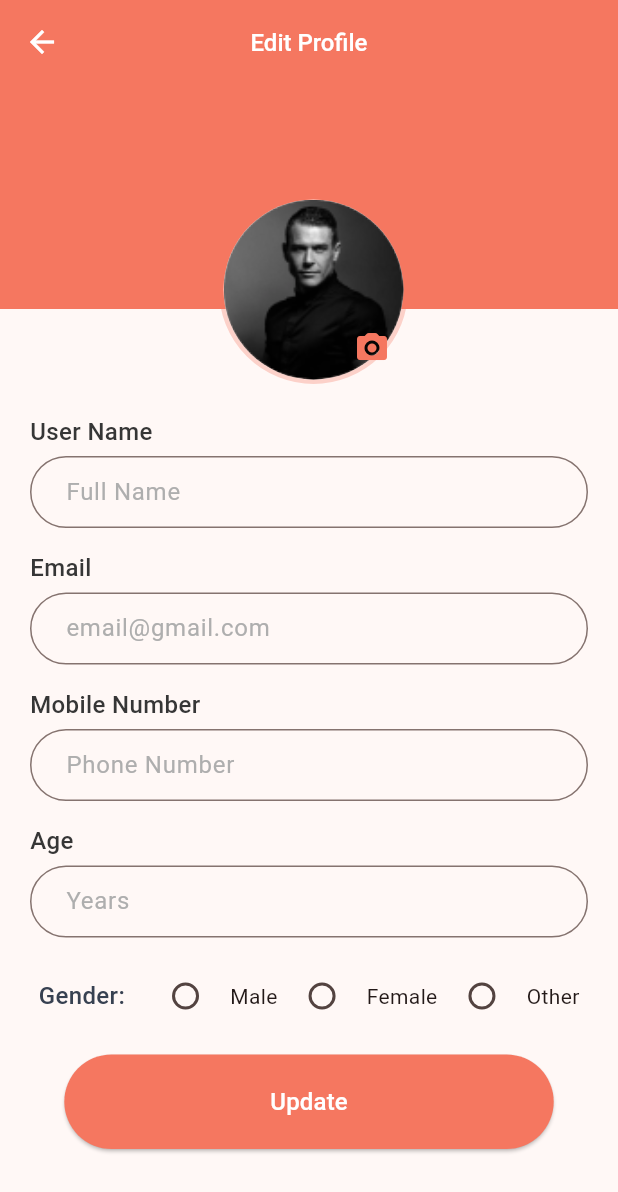
After one commit to ammardev99/Poem_Generator, a Flutter app: the EditProfile screen opened directly, on a phone screen of 412 x 824 dp. The commit adds this screen. Shown: the top 1192 px of the screen. Run offline on Flutter 3.47's test engine with Material 3 defaults, Android fonts, the phone set to English and light mode, and no system bars; our stand-ins replace awesome_bottom_bar, flutter_svg, get.

Commit message:
Edit Profile

```diff
--- a/lib/Screens/genrate.dart
+++ b/lib/Screens/genrate.dart
@@ -47,11 +47,12 @@ class _GenratePoemState extends State<GenratePoem> {
                       ElevatedButton(
                         onPressed: () {},
                         style: ButtonStyle(
-                          backgroundColor:
-                              MaterialStatePropertyAll(whiteColor),
-                          padding: const MaterialStatePropertyAll(
+                          backgroundColor: MaterialStatePropertyAll(whiteColor),
+                          padding: MaterialStatePropertyAll(
                               EdgeInsets.symmetric(
-                                  horizontal: 125, vertical: 20)),
+                                  horizontal:
+                                      MediaQuery.of(context).size.width / 3,
+                                  vertical: 20)),
                         ),
                         child: myHeading("Generate", secondaryColor),
                       ),
@@ -76,12 +77,10 @@ class _GenratePoemState extends State<GenratePoem> {
 
   Row selectLength() {
     return Row(
+      mainAxisAlignment: MainAxisAlignment.spaceEvenly,
       children: [
         myHeading("Length:", whiteColor),
-        sizeBox(10),
-        Expanded(
-          child: Row(
-            children: [
+        sizeBox(5),
         Radio(
           activeColor: whiteColor,
           splashRadius: 0,
@@ -94,7 +93,6 @@ class _GenratePoemState extends State<GenratePoem> {
           },
         ),
         const Text('Regular'),
-              sizeBox(10),
         Radio(
           activeColor: whiteColor,
           splashRadius: 0,
@@ -107,7 +105,6 @@ class _GenratePoemState extends State<GenratePoem> {
           },
         ),
         const Text('Medium'),
-              sizeBox(10),
         Radio(
           activeColor: whiteColor,
           splashRadius: 0,
@@ -120,9 +117,6 @@ class _GenratePoemState extends State<GenratePoem> {
           },
         ),
         const Text('Long'),
-            ],
-          ),
-        ),
       ],
     );
   }
--- /dev/null
+++ b/lib/Screens/ineer screens/profile_edit.dart
@@ -0,0 +1,176 @@
+import 'package:flutter/material.dart';
+import 'package:poem_generator/components/assets.dart';
+import 'package:poem_generator/components/widgets.dart';
+
+class EditProfile extends StatefulWidget {
+  const EditProfile({super.key});
+
+  @override
+  State<EditProfile> createState() => _EditProfileState();
+}
+
+class _EditProfileState extends State<EditProfile> {
+  String gender = "";
+
+  @override
+  Widget build(BuildContext context) {
+    return Scaffold(
+        appBar: AppBar(
+          leading: BackButton(
+            color: whiteColor,
+          ),
+          backgroundColor: primaryColor,
+          centerTitle: true,
+          title: myHeading("Edit Profile", whiteColor),
+        ),
+        body: SingleChildScrollView(
+          scrollDirection: Axis.vertical,
+          child: Column(
+            crossAxisAlignment: CrossAxisAlignment.start,
+            children: [
+              profileImage(context),
+              Padding(
+                padding: const EdgeInsets.all(20),
+                child: Column(
+                  crossAxisAlignment: CrossAxisAlignment.start,
+                  children: [
+                    myHeading('User Name'),
+                    sizeBox(5),
+                    TextField(decoration: editProfileinputStyle("Full Name")),
+                    sizeBox(15),
+                    myHeading('Email'),
+                    sizeBox(5),
+                    TextField(
+                        decoration: editProfileinputStyle("email@gmail.com")),
+                    sizeBox(15),
+                    myHeading('Mobile Number'),
+                    sizeBox(5),
+                    TextField(
+                        decoration: editProfileinputStyle("Phone Number")),
+                    sizeBox(15),
+                    myHeading('Age'),
+                    sizeBox(5),
+                    TextField(decoration: editProfileinputStyle("Years")),
+                    sizeBox(15),
+                    selectLength(),
+                    sizeBox(15),
+                    Row(
+                      mainAxisAlignment: MainAxisAlignment.center,
+                      children: [
+                        ElevatedButton(
+                          onPressed: () {},
+                          style: ButtonStyle(
+                            backgroundColor:
+                                MaterialStatePropertyAll(primaryColor),
+                            padding: MaterialStatePropertyAll(
+                                EdgeInsets.symmetric(
+                                    horizontal:
+                                        MediaQuery.of(context).size.width / 3,
+                                    vertical: 20)),
+                          ),
+                          child: myHeading("Update", whiteColor),
+                        ),
+                      ],
+                    ),
+                    sizeBox(20),
+                  ],
+                ),
+              ),
+            sizeBox(40)
+            ],
+
+          ),
+        ));
+  }
+
+  Stack profileImage(BuildContext context) {
+    return Stack(
+      children: [
+        Column(
+          children: [
+            Container(
+              height: 150,
+              width: MediaQuery.of(context).size.width,
+              color: primaryColor,
+            ),
+            Container(
+              height: 50,
+              width: MediaQuery.of(context).size.width,
+              color: Colors.transparent,
+            ),
+          ],
+        ),
+        Positioned(
+          bottom: 0,
+          left: (MediaQuery.of(context).size.width / 2) - 60,
+          child: Stack(
+            children: [
+              Container(
+                decoration: BoxDecoration(
+                    border: Border.all(width: 3, color: primaryColor03),
+                    borderRadius: BorderRadius.circular(100)),
+                child: const CircleAvatar(
+                  backgroundImage: AssetImage('images/author.png'),
+                  maxRadius: 60,
+                ),
+              ),
+              Positioned(
+                  bottom: 0,
+                  right: 0,
+                  child: IconButton(
+                      onPressed: () {},
+                      icon:
+                          Icon(Icons.camera_alt_rounded, color: primaryColor)))
+            ],
+          ),
+        )
+      ],
+    );
+  }
+
+  Row selectLength() {
+    return Row(
+      mainAxisAlignment: MainAxisAlignment.spaceEvenly,
+      children: [
+        myHeading("Gender:", secondaryColor),
+        sizeBox(5),
+        Radio(
+          activeColor: primaryColor,
+          splashRadius: 0,
+          value: "Male",
+          groupValue: gender,
+          onChanged: (value) {
+            setState(() {
+              gender = value!;
+            });
+          },
+        ),
+        const Text('Male'),
+        Radio(
+          activeColor: primaryColor,
+          splashRadius: 0,
+          value: "Female",
+          groupValue: gender,
+          onChanged: (value) {
+            setState(() {
+              gender = value!;
+            });
+          },
+        ),
+        const Text('Female'),
+        Radio(
+          activeColor: primaryColor,
+          splashRadius: 0,
+          value: "Other",
+          groupValue: gender,
+          onChanged: (value) {
+            setState(() {
+              gender = value!;
+            });
+          },
+        ),
+        const Text('Other'),
+      ],
+    );
+  }
+}
--- a/lib/components/assets.dart
+++ b/lib/components/assets.dart
@@ -47,6 +47,30 @@ InputDecoration inputStyle(
   );
 }
 
+// Edit profile input style
+InputDecoration editProfileinputStyle(String hint
+) {
+  return InputDecoration(
+                      contentPadding: const EdgeInsets.symmetric(
+                          horizontal: 20, vertical: 0),
+                      hintText: hint,
+                      hintStyle: TextStyle(color: borderColor),
+                      border: OutlineInputBorder(
+                        borderRadius: BorderRadius.circular(100),
+                        borderSide: BorderSide(
+                          color: borderColor,
+                        ),
+                      ),
+                      focusedBorder: OutlineInputBorder(
+                        borderRadius: BorderRadius.circular(100),
+                        borderSide: BorderSide(
+                          color: primaryColor,
+                        ),
+                      ),
+                    );
+}
+
+
 // Search container
 Decoration searchDecoration(Color color, Color borderColor) {
   return BoxDecoration(
@@ -54,6 +78,7 @@ Decoration searchDecoration(Color color, Color borderColor) {
       borderRadius: BorderRadius.circular(10),
       border: Border.all(color: borderColor));
 }
+
 
 InputDecoration searchStyle(String hint, Color hintColor, Color fillColor , IconData icon ) {
   return InputDecoration(
--- a/lib/components/widgets.dart
+++ b/lib/components/widgets.dart
@@ -2,6 +2,7 @@ import 'package:flutter/material.dart';
 import 'package:get/get.dart';
 import 'package:poem_generator/Screens/ineer%20screens/category_feed.dart';
 import 'package:poem_generator/Screens/ineer%20screens/poem_info.dart';
+import 'package:poem_generator/Screens/ineer%20screens/profile_edit.dart';
 import 'package:poem_generator/components/assets.dart';
 import 'package:poem_generator/models/category_model.dart';
 
@@ -139,12 +140,15 @@ Widget userProfile(
           ),
           title: myHeading(name, whiteColor),
           subtitle: info(email, whiteColor),
-        trailing: Icon(
+          trailing: IconButton(
+            onPressed: () {
+              Get.to(const EditProfile());
+            },
+            icon: Icon(
               Icons.edit,
               color: whiteColor,
             ),
-        onTap: () {},
-      ),
+          )),
     ),
   );
 }
@@ -218,11 +222,12 @@ Widget iconWithLabel(IconData icon, String label) {
       IconButton(
         splashColor: primaryColor,
         hoverColor: Colors.transparent,
-        onPressed: (){}, icon:
-      Icon(
+        onPressed: () {},
+        icon: Icon(
           icon,
           color: primaryColor,
-      ),),
+        ),
+      ),
       const SizedBox(width: 4),
       info(label),
     ],
@@ -239,7 +244,6 @@ Widget poemPost(BuildContext context) {
     child: Container(
       padding: const EdgeInsets.all(8),
       width: MediaQuery.of(context).size.width,
-
       decoration: BoxDecoration(
           color: whiteColor,
           border: Border.all(width: 2, color: primaryColor03),
```
Also changed, not shown: 1 other file. Lines whose indentation alone changed are shown as unchanged.
